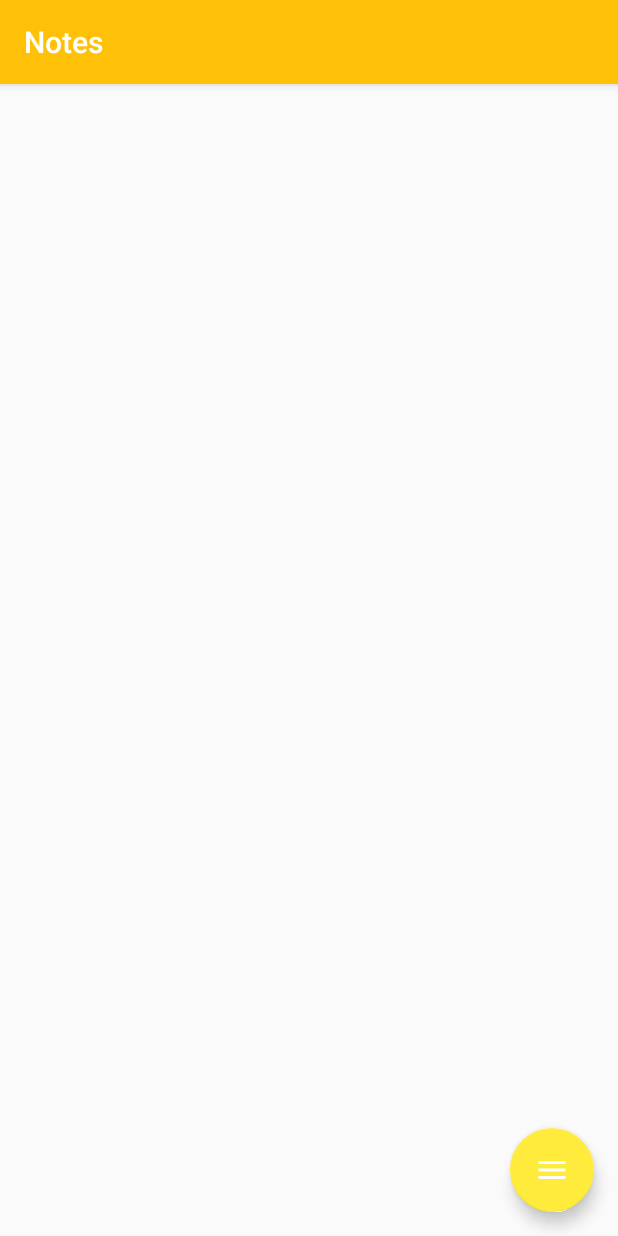
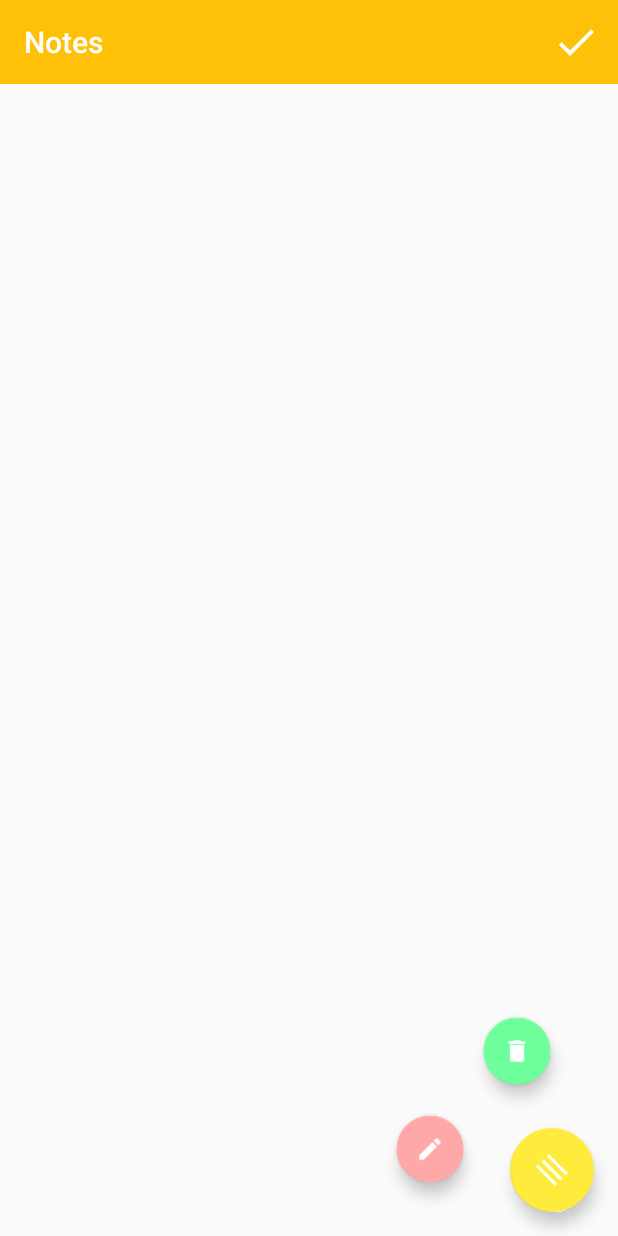
Before and after one commit to hnyk2/Notes, an Android app: the NoteItemActivity screen opened directly, with no data from a screen before it, after a tap on an icon or button, on a phone screen of 412 x 824 dp. Run offline under Robolectric (Android 15) with nearby library versions, the phone set to English and light mode, and no system bars; our stand-ins replace Firebase (no records; nobody signed in at launch, a user with empty details on screens opened directly); libraries missing offline, so code that uses them is left out: saman.zamani.persiandate; Roboto replaces fonts that are not available here.

Commit message:
compelete delete and edit note

```diff
--- a/app/src/main/AndroidManifest.xml
+++ b/app/src/main/AndroidManifest.xml
@@ -9,7 +9,9 @@
         android:roundIcon="@mipmap/ic_launcher_round"
         android:supportsRtl="true"
         android:theme="@style/AppTheme">
-        <activity android:name=".NoteItemActivity"></activity>
+        <activity
+            android:name=".NoteItemActivity"
+            android:theme="@style/SplashTheme" />
         <activity
             android:name=".AddNote"
             android:theme="@style/SplashTheme" />
--- a/app/src/main/java/ir/shariaty/notes/Adapter/NoteAdapter.java
+++ b/app/src/main/java/ir/shariaty/notes/Adapter/NoteAdapter.java
@@ -1,7 +1,6 @@
 package ir.shariaty.notes.Adapter;
 
 import android.content.Context;
-import android.util.Log;
 import android.view.LayoutInflater;
 import android.view.View;
 import android.view.ViewGroup;
--- a/app/src/main/java/ir/shariaty/notes/AddNote.java
+++ b/app/src/main/java/ir/shariaty/notes/AddNote.java
@@ -39,7 +39,7 @@ public class AddNote extends AppCompatActivity {
         super.onCreate(savedInstanceState);
         setContentView(R.layout.activity_add_note);
 
-        toolbar = (Toolbar) findViewById(R.id.toolbar);
+        toolbar =  findViewById(R.id.toolbar);
         setSupportActionBar(toolbar);
 
         date = findViewById(R.id.date);
--- a/app/src/main/java/ir/shariaty/notes/NoteItemActivity.java
+++ b/app/src/main/java/ir/shariaty/notes/NoteItemActivity.java
@@ -2,23 +2,36 @@ package ir.shariaty.notes;
 
 import androidx.annotation.NonNull;
 import androidx.appcompat.app.AppCompatActivity;
+import androidx.appcompat.widget.Toolbar;
 
+import android.content.Intent;
 import android.os.Bundle;
+import android.text.TextUtils;
+import android.view.Menu;
+import android.view.MenuItem;
 import android.view.View;
 import android.view.animation.Animation;
 import android.view.animation.AnimationUtils;
+import android.widget.EditText;
 import android.widget.TextView;
 import android.widget.Toast;
 
 import com.google.android.gms.tasks.OnCompleteListener;
+import com.google.android.gms.tasks.OnSuccessListener;
 import com.google.android.gms.tasks.Task;
 import com.google.android.material.floatingactionbutton.FloatingActionButton;
 import com.google.firebase.auth.FirebaseAuth;
+import com.google.firebase.database.DatabaseReference;
 import com.google.firebase.database.FirebaseDatabase;
 
+import java.util.HashMap;
+
 import ir.shariaty.notes.Model.Note;
+import saman.zamani.persiandate.PersianDate;
+import saman.zamani.persiandate.PersianDateFormat;
 
 public class NoteItemActivity extends AppCompatActivity {
+
 
     Animation rotateOpen;
     Animation rotateClose;
@@ -30,16 +43,25 @@ public class NoteItemActivity extends AppCompatActivity {
     FloatingActionButton menuFAB;
     FloatingActionButton deleteFAB;
     FloatingActionButton editFAB;
+
+    EditText editTitle;
+    EditText editNote;
+    Toolbar toolbar;
+
     TextView title;
     TextView date;
     TextView text;
     String noteId;
+
+
+    private DatabaseReference databaseReference;
 
     @Override
     protected void onCreate(Bundle savedInstanceState) {
         super.onCreate(savedInstanceState);
         setContentView(R.layout.activity_note_item);
 
+        databaseReference = FirebaseDatabase.getInstance().getReference();
         rotateOpen = AnimationUtils.loadAnimation(this,R.anim.rotate_open_anim);
         rotateClose = AnimationUtils.loadAnimation(this,R.anim.rotate_close_anim);
         fromBottom = AnimationUtils.loadAnimation(this,R.anim.from_bottom_anim);
@@ -49,15 +71,21 @@ public class NoteItemActivity extends AppCompatActivity {
         deleteFAB = findViewById(R.id.fab_delete);
         editFAB = findViewById(R.id.fab_edit);
 
-        title = (TextView) findViewById(R.id.item_title);
-        date = (TextView) findViewById(R.id.item_date);
-        text = (TextView) findViewById(R.id.item_note);
+        toolbar =  findViewById(R.id.edit_toolbar);
 
-        final Note note1 = getIntent().getParcelableExtra("selected_note");
+
+        title =  findViewById(R.id.item_title);
+        date =  findViewById(R.id.item_date);
+        text =  findViewById(R.id.item_note);
+
+        editTitle = findViewById(R.id.edit_title);
+        editNote = findViewById(R.id.edit_note);
+
         if (getIntent().hasExtra("selected_note")){
 
             Note note = getIntent().getParcelableExtra("selected_note");
             title.setText(note.getTitle());
+
             date.setText(note.getDate());
             text.setText(note.getDescription());
             noteId=note.getNoteID();
@@ -77,11 +105,12 @@ public class NoteItemActivity extends AppCompatActivity {
             public void onClick(View v) {
 
                 FirebaseDatabase.getInstance().getReference()
-                        .child("Notes").child(FirebaseAuth.getInstance().getCurrentUser().getUid()).child(noteId).removeValue().addOnCompleteListener(new OnCompleteListener<Void>() {
+                        .child("Notes").child(noteId).removeValue().addOnCompleteListener(new OnCompleteListener<Void>() {
                     @Override
                     public void onComplete(@NonNull Task<Void> task) {
                         if(task.isSuccessful()){
                             Toast.makeText(NoteItemActivity.this, "note deleted!", Toast.LENGTH_SHORT).show();
+                            startActivity(new Intent(NoteItemActivity.this, MainActivity.class).addFlags(Intent.FLAG_ACTIVITY_CLEAR_TASK | Intent.FLAG_ACTIVITY_CLEAR_TOP));
                         }
                         else {
                             Toast.makeText(NoteItemActivity.this,"note doesn't delete", Toast.LENGTH_SHORT).show();
@@ -96,10 +125,68 @@ public class NoteItemActivity extends AppCompatActivity {
             @Override
             public void onClick(View v) {
 
+                setEditVisibility();
+                setSupportActionBar(toolbar);
             }
         });
 
 
+
+
+    }
+
+    @Override
+    public boolean onCreateOptionsMenu(Menu menu) {
+        getMenuInflater().inflate(R.menu.toolbar_menu, menu);
+        return true;
+    }
+
+    @Override
+    public boolean onOptionsItemSelected(@NonNull MenuItem item) {
+
+        PersianDate pDate = new PersianDate();
+        PersianDateFormat pdFormater = new PersianDateFormat("Y/m/d  H:i");
+
+        String noteTitle = editTitle.getText().toString();
+        String noteDate = pdFormater.format(pDate);
+        String noteText = editNote.getText().toString();
+
+        if (TextUtils.isEmpty(noteTitle) || TextUtils.isEmpty(noteText)) {
+            Toast.makeText(NoteItemActivity.this, "note is empty!", Toast.LENGTH_SHORT).show();
+        }
+        else {
+            update(noteTitle,noteDate,noteText);
+        }
+
+        return super.onOptionsItemSelected(item);
+    }
+
+    private void update(final String title, final String date, final String text) {
+        HashMap<String,Object> map=new HashMap<>();
+        map.put("title",title);
+        map.put("description",text);
+        map.put("date",date);
+
+        databaseReference.child("Notes").child(noteId).updateChildren(map).addOnSuccessListener(new OnSuccessListener<Void>() {
+            @Override
+            public void onSuccess(Void aVoid) {
+                Toast.makeText(NoteItemActivity.this,"NOTE Edited",Toast.LENGTH_SHORT).show();
+                startActivity(new Intent(NoteItemActivity.this, MainActivity.class).addFlags(Intent.FLAG_ACTIVITY_CLEAR_TASK | Intent.FLAG_ACTIVITY_CLEAR_TOP));
+
+            }
+        });
+    }
+
+    private void setEditVisibility() {
+        editTitle.setVisibility(View.VISIBLE);
+        editNote.setVisibility(View.VISIBLE);
+        editTitle.setText(title.getText().toString());
+        editNote.setText(text.getText().toString());
+        title.setVisibility(View.INVISIBLE);
+        text.setVisibility(View.INVISIBLE);
+        date.setVisibility(View.INVISIBLE);
+        clicked = true;
+        onMenuButtonClick();
 
     }
 
--- a/app/src/main/res/layout/activity_add_note.xml
+++ b/app/src/main/res/layout/activity_add_note.xml
@@ -40,6 +40,9 @@
         android:background="?attr/colorPrimary"
         android:minHeight="?attr/actionBarSize"
         android:theme="?attr/actionBarTheme"
-        app:titleTextColor="#FFFFFF" />
+        app:titleTextColor="#FFFFFF"
+        />
+
+
 
 </RelativeLayout>
--- a/app/src/main/res/layout/activity_note_item.xml
+++ b/app/src/main/res/layout/activity_note_item.xml
@@ -13,7 +13,8 @@
         android:layout_height="wrap_content"
         android:layout_margin="10dp"
         android:background="@null"
-        android:textSize="24sp" />
+        android:textSize="24sp"
+        android:layout_below="@+id/edit_toolbar"/>
     <TextView
         android:id="@+id/item_date"
         android:layout_width="match_parent"
@@ -30,6 +31,33 @@
         android:background="@null"
         android:textSize="20sp"
         android:layout_below="@+id/item_date"/>
+
+    <EditText
+        android:id="@+id/edit_title"
+        android:layout_width="match_parent"
+        android:layout_height="wrap_content"
+        android:layout_marginStart="10dp"
+        android:layout_marginTop="10dp"
+        android:layout_marginEnd="10dp"
+        android:layout_marginBottom="10dp"
+        android:background="@null"
+        android:fontFamily="serif"
+        android:textColor="?android:attr/textColorHint"
+        android:textSize="24sp"
+        android:inputType="textNoSuggestions"
+        android:layout_below="@+id/edit_toolbar"
+        android:visibility="invisible" />
+    <EditText
+        android:id="@+id/edit_note"
+        android:layout_width="match_parent"
+        android:layout_height="wrap_content"
+        android:layout_margin="10dp"
+        android:textSize="18sp"
+        android:inputType="textNoSuggestions"
+        android:background="@null"
+        android:layout_below="@+id/edit_title"
+        android:visibility="invisible"/>
+
 
     <com.google.android.material.floatingactionbutton.FloatingActionButton
         android:id="@+id/fab_menu"
@@ -71,5 +99,15 @@
         app:backgroundTint="#FFA8A8"
         app:srcCompat="@drawable/ic_edit" />
 
+    <androidx.appcompat.widget.Toolbar
+        android:id="@+id/edit_toolbar"
+        app:title="Notes"
+        android:layout_width="match_parent"
+        android:layout_height="wrap_content"
+        android:background="?attr/colorPrimary"
+        android:minHeight="?attr/actionBarSize"
+        android:theme="?attr/actionBarTheme"
+        app:titleTextColor="#FFFFFF" />
+
 
 </RelativeLayout>
```
Also changed, not shown: app/src/main/java/ir/shariaty/notes/MainActivity.java (+5 -8 lines), app/src/main/res/layout/activity_main.xml (+7 -3 lines).
